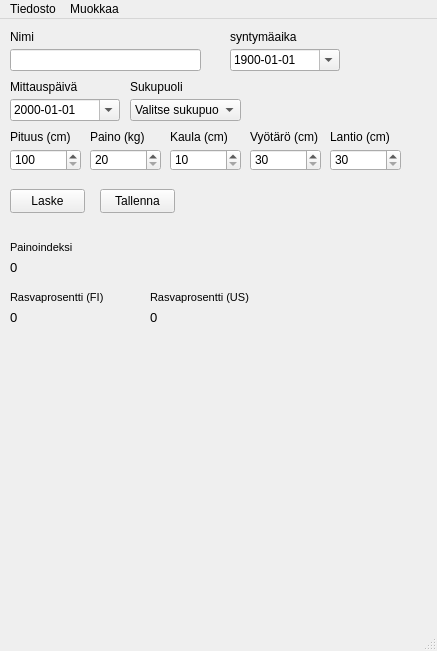
First picture: the form in main.ui, repository TimoKuukka/FitnessGUI, before the edit.
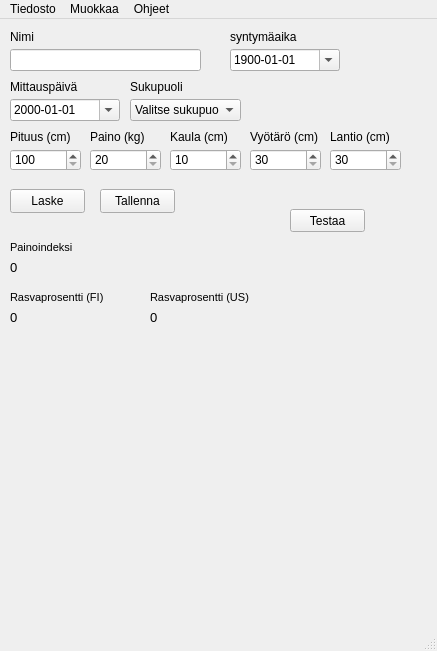
Second picture: the form after the edit.

Commit message: Added test button and universal messagebox method

```diff
--- a/main.ui
+++ b/main.ui
@@ -442,6 +442,19 @@
      <bool>true</bool>
     </property>
    </widget>
+   <widget class="QPushButton" name="testUiPushButton">
+    <property name="geometry">
+     <rect>
+      <x>290</x>
+      <y>190</y>
+      <width>75</width>
+      <height>23</height>
+     </rect>
+    </property>
+    <property name="text">
+     <string>Testaa</string>
+    </property>
+   </widget>
   </widget>
   <widget class="QMenuBar" name="menubar">
    <property name="geometry">
@@ -483,10 +496,16 @@
     <property name="title">
      <string>Muokkaa</string>
     </property>
-    <addaction name="actionAutomaattinen_tallennus"/>
+    <addaction name="actionPalauta_oletukset"/>
+   </widget>
+   <widget class="QMenu" name="menuOhjeet">
+    <property name="title">
+     <string>Ohjeet</string>
+    </property>
    </widget>
    <addaction name="menuTiedosto"/>
    <addaction name="menuMuokkaa"/>
+   <addaction name="menuOhjeet"/>
   </widget>
   <widget class="QStatusBar" name="statusbar"/>
   <action name="actionTulosta">
```
Left out of the diff: 16 changed lines with no effect on the pictures. The commit also changes 1 other file.
